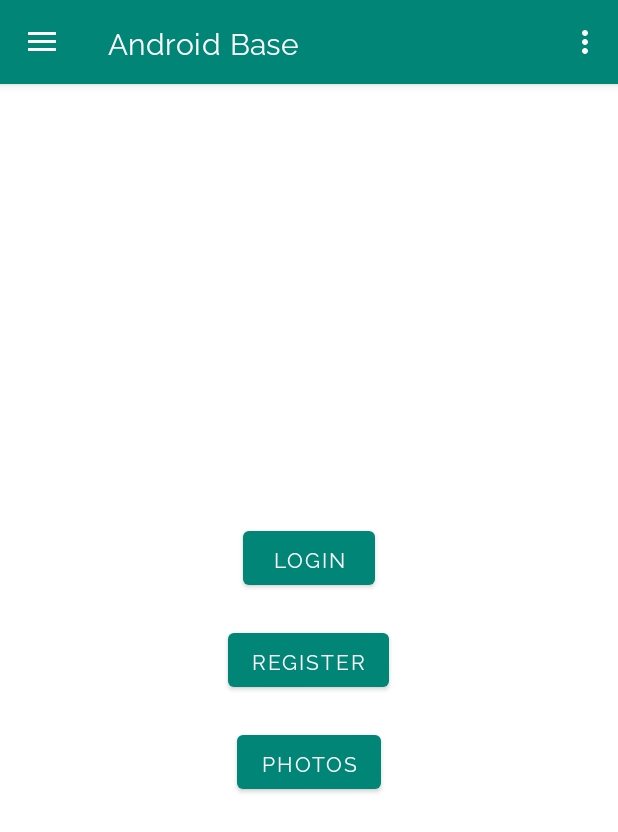
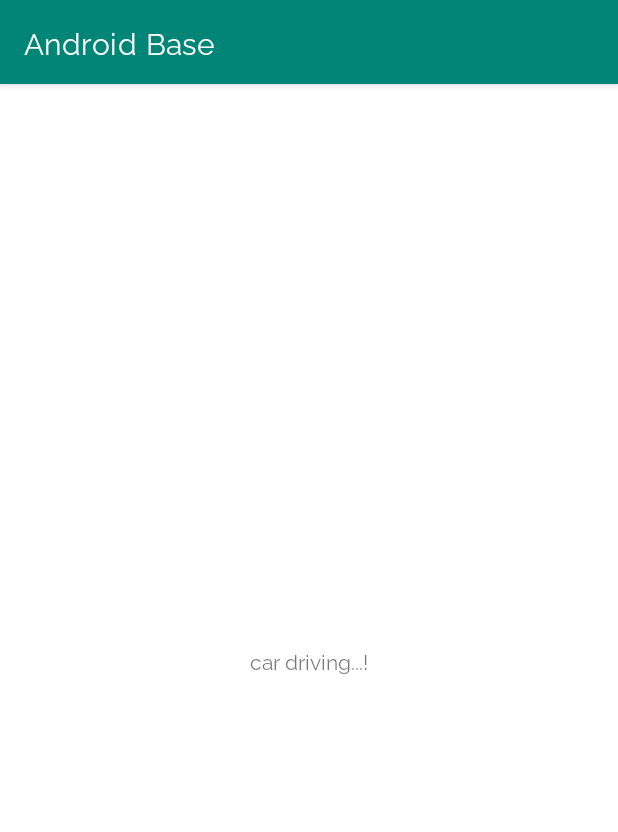
Before and after one commit to Aravindh1505/AndroidBaseSetup, an Android app: the screen it shows after launch (MainActivity before the commit, DaggerActivity after it), on a phone screen of 412 x 824 dp. Shown: the top 832 px of the screen. Run offline under Robolectric (Android 15) with nearby library versions, the phone set to English and light mode, and no system bars; our stand-ins replace data binding.

Commit message:
Learn DI for Dagger 2

```diff
--- a/app/build.gradle
+++ b/app/build.gradle
@@ -13,7 +13,7 @@ android {
     buildToolsVersion "29.0.2"
     defaultConfig {
         applicationId "com.aravindh.andriodbasesetup"
-        minSdkVersion 16
+        minSdkVersion 20
         targetSdkVersion 29
         vectorDrawables.useSupportLibrary = true
         versionCode 1
@@ -34,11 +34,16 @@ android {
     androidExtensions {
         experimental = true
     }
+
+    kapt {
+        generateStubs = true
+    }
 }
 
 dependencies {
     implementation fileTree(dir: 'libs', include: ['*.jar'])
     implementation 'androidx.appcompat:appcompat:1.1.0'
+    implementation 'androidx.constraintlayout:constraintlayout:1.1.3'
     testImplementation 'junit:junit:4.12'
     androidTestImplementation 'androidx.test.ext:junit:1.1.1'
     androidTestImplementation 'androidx.test.espresso:espresso-core:3.2.0'
@@ -84,5 +89,9 @@ dependencies {
     implementation "com.github.bumptech.glide:glide:$version_glide"
     annotationProcessor "com.github.bumptech.glide:compiler:$version_glide"
 
+    //Dagger
+    implementation "com.google.dagger:dagger:$version_dagger"
+//    annotationProcessor "com.google.dagger:dagger-compiler:$version_dagger"
+    kapt "com.google.dagger:dagger-compiler:$version_dagger"
 
 }
--- a/app/src/main/AndroidManifest.xml
+++ b/app/src/main/AndroidManifest.xml
@@ -5,7 +5,6 @@
 
     <uses-permission android:name="android.permission.INTERNET" />
     <uses-permission android:name="android.permission.ACCESS_NETWORK_STATE" />
-
 
     <application
         android:allowBackup="false"
@@ -20,7 +19,7 @@
         tools:replace="android:usesCleartextTraffic"
         tools:targetApi="n">
 
-        <activity android:name=".MainActivity">
+        <activity android:name=".dagger.DaggerActivity">
             <intent-filter>
                 <action android:name="android.intent.action.MAIN" />
 
--- /dev/null
+++ b/app/src/main/java/com/aravindh/andriodbasesetup/dagger/Car.kt
@@ -0,0 +1,15 @@
+package com.aravindh.andriodbasesetup.dagger
+
+import javax.inject.Inject
+
+class Car @Inject constructor(private val engine: Engine, private val wheels: Wheels) {
+
+    fun drive(msg: String): String {
+        return "$msg driving...!"
+    }
+
+    @Inject
+    fun enableRemote(remote: Remote) {
+        remote.setListener(this)
+    }
+}
--- /dev/null
+++ b/app/src/main/java/com/aravindh/andriodbasesetup/dagger/CarComponent.kt
@@ -0,0 +1,9 @@
+package com.aravindh.andriodbasesetup.dagger
+
+import dagger.Component
+
+@Component
+interface CarComponent {
+
+    fun inject(daggerActivity: DaggerActivity)
+}
--- /dev/null
+++ b/app/src/main/java/com/aravindh/andriodbasesetup/dagger/DaggerActivity.kt
@@ -0,0 +1,33 @@
+package com.aravindh.andriodbasesetup.dagger
+
+import android.os.Bundle
+import androidx.appcompat.app.AppCompatActivity
+import androidx.databinding.DataBindingUtil
+
+import com.aravindh.andriodbasesetup.R
+import com.aravindh.andriodbasesetup.databinding.ActivityDaggerBinding
+import com.aravindh.andriodbasesetup.utils.Logger
+import javax.inject.Inject
+
+class DaggerActivity : AppCompatActivity() {
+
+    @Inject
+    lateinit var car: Car
+
+
+    override fun onCreate(savedInstanceState: Bundle?) {
+        super.onCreate(savedInstanceState)
+        val binding: ActivityDaggerBinding =
+            DataBindingUtil.setContentView(this, R.layout.activity_dagger)
+
+
+        val carComponent = DaggerCarComponent.create()
+        carComponent.inject(this)
+
+        val c = car.drive("car")
+
+        Logger.d("c : $c")
+
+        binding.txtView.text = c
+    }
+}
--- /dev/null
+++ b/app/src/main/java/com/aravindh/andriodbasesetup/dagger/Engine.kt
@@ -0,0 +1,5 @@
+package com.aravindh.andriodbasesetup.dagger
+
+import javax.inject.Inject
+
+class Engine @Inject constructor()
--- /dev/null
+++ b/app/src/main/java/com/aravindh/andriodbasesetup/dagger/Remote.kt
@@ -0,0 +1,12 @@
+package com.aravindh.andriodbasesetup.dagger
+
+import com.aravindh.andriodbasesetup.utils.Logger
+import javax.inject.Inject
+
+class Remote @Inject constructor(){
+
+    fun setListener(car : Car){
+        Logger.d("Remote connected...")
+    }
+
+}
--- /dev/null
+++ b/app/src/main/java/com/aravindh/andriodbasesetup/dagger/Wheels.kt
@@ -0,0 +1,5 @@
+package com.aravindh.andriodbasesetup.dagger
+
+import javax.inject.Inject
+
+class Wheels @Inject constructor()
--- a/app/src/main/java/com/aravindh/andriodbasesetup/ui/photos/PhotosAdapter.kt
+++ b/app/src/main/java/com/aravindh/andriodbasesetup/ui/photos/PhotosAdapter.kt
@@ -52,6 +52,10 @@ class PhotosDiffUtilCallback : DiffUtil.ItemCallback<Photos>() {
     }
 }
 
+class ClickListener(val clickListener: (T: Any) -> Unit) {
+    fun onClick(T: Any) = clickListener(T)
+}
+
 class PhotoListener(val clickListener: (photo: Photos) -> Unit) {
     fun onClick(photos: Photos) = clickListener(photos)
 }
--- /dev/null
+++ b/app/src/main/res/layout/activity_dagger.xml
@@ -0,0 +1,21 @@
+<?xml version="1.0" encoding="utf-8"?>
+<layout xmlns:android="http://schemas.android.com/apk/res/android"
+    xmlns:tools="http://schemas.android.com/tools">
+
+    <data>
+
+    </data>
+
+    <RelativeLayout
+        android:layout_width="match_parent"
+        android:layout_height="match_parent"
+        tools:context=".dagger.DaggerActivity">
+
+        <TextView
+            android:id="@+id/txtView"
+            android:layout_width="wrap_content"
+            android:layout_height="wrap_content"
+            android:layout_centerInParent="true" />
+
+    </RelativeLayout>
+</layout>
--- a/build.gradle
+++ b/build.gradle
@@ -14,6 +14,7 @@ buildscript {
         version_moshi = "1.9.1"
         version_retrofit_coroutines_adapter = "0.9.2"
         version_glide = "4.10.0"
+        version_dagger = "2.25.2"
     }
 
     repositories {
```
